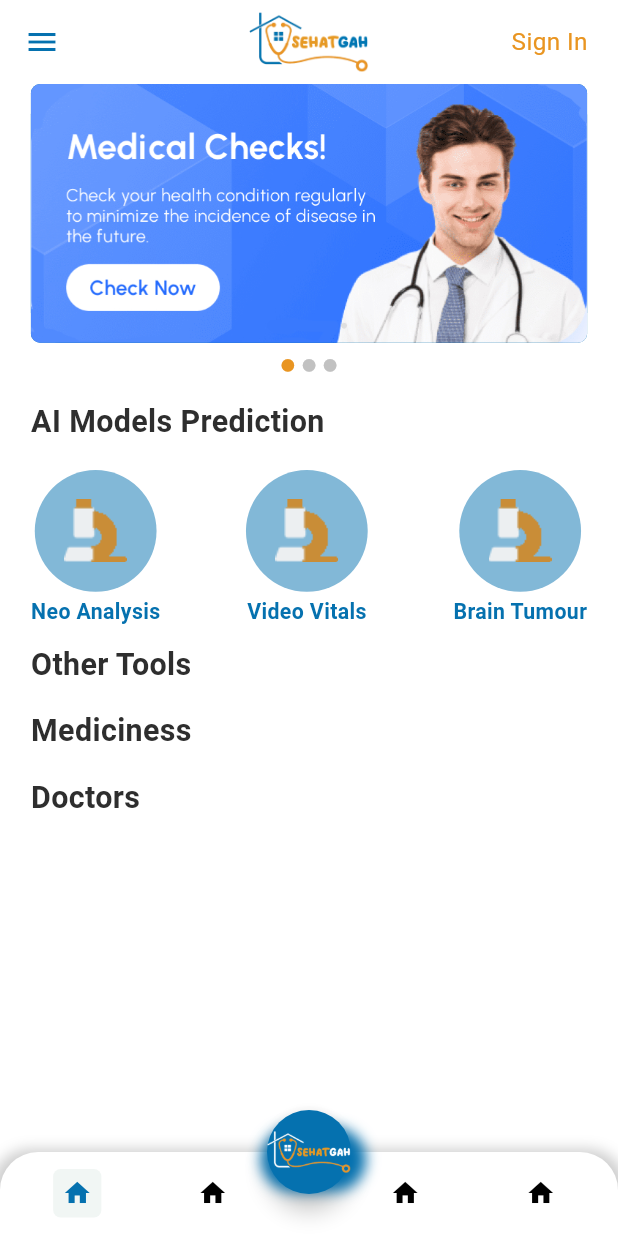
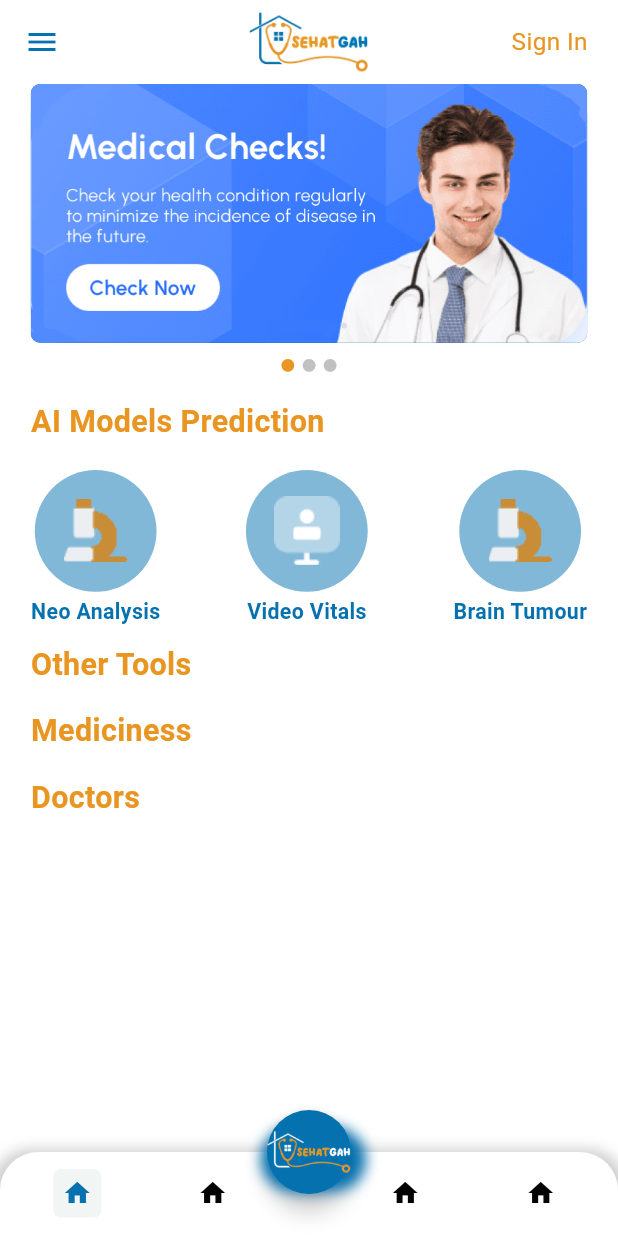
Before and after one commit to shahzebnaqvi/FYP, a Flutter app: the DoctorOrPatient screen opened by its route, after a tap on "Register Later", on a phone screen of 412 x 824 dp. Run offline on Flutter 3.47's test engine with Material 2 defaults, Android fonts, the phone set to English and light mode, and no system bars; drawn by our look-alikes of flutter_zoom_drawer; our stand-ins replace chewie, file_picker, flutter_screenutil, flutter_svg, get and 2 more; missing offline and left inert: animation_wrappers, dart:ffi.

Commit message:
models added

```diff
--- a/lib/Components/heading_row_wiget.dart
+++ b/lib/Components/heading_row_wiget.dart
@@ -57,7 +57,7 @@ class HeadingRowhead extends StatelessWidget {
           Text(
             "${headingtext}",
             style: TextStyle(
-                color: ColorConstraints.blackcolor,
+                color: ColorConstraints.secondarycolor,
                 fontSize: 20.sp,
                 fontWeight: FontWeight.w700),
           ),
--- a/lib/Utils/file_contraints.dart
+++ b/lib/Utils/file_contraints.dart
@@ -11,4 +11,6 @@ class FileConstraints {
   static String oboard2 = "assets/images/onboard2.svg";
   static String oboard3 = "assets/images/onboard3.svg";
   static String oboard4 = "assets/images/onboard4.svg";
+  static String videovital = "assets/images/Video-Call.png";
+  static String neoanalysis = "assets/images/microscope.png";
 }
--- a/lib/Views/Home Dashboard/home_screen.dart
+++ b/lib/Views/Home Dashboard/home_screen.dart
@@ -12,6 +12,7 @@ import 'package:medicalapp/Components/textfield_widget.dart';
 import 'package:medicalapp/Controllers/HomeDashControllers/home_controller.dart';
 import 'package:medicalapp/Controllers/bottom_bar_controller.dart';
 import 'package:medicalapp/Utils/color_constraints.dart';
+import 'package:medicalapp/Utils/file_contraints.dart';
 import 'package:medicalapp/Views/AI%20Models/neo_analysis.dart';
 import 'package:medicalapp/Views/AI%20Models/video_vital.dart';
 
@@ -42,13 +43,13 @@ class HomeScreen extends StatelessWidget {
               mainAxisAlignment: MainAxisAlignment.spaceBetween,
               children: [
                 PredictionButton(
-                    imagelink: "assets/images/microscope.png",
+                    imagelink: FileConstraints.neoanalysis,
                     heading: "Neo Analysis",
                     OnTapbutton: () {
                       Get.to(() => NeoAnalysis());
                     }),
                 PredictionButton(
-                    imagelink: "assets/images/microscope.png",
+                    imagelink: FileConstraints.videovital,
                     heading: "Video Vitals",
                     OnTapbutton: () {
                       Get.to(() => VideoVitalScreen());
```
Also changed, not shown: assets/images/logo12.png (deleted), 1 other file.
